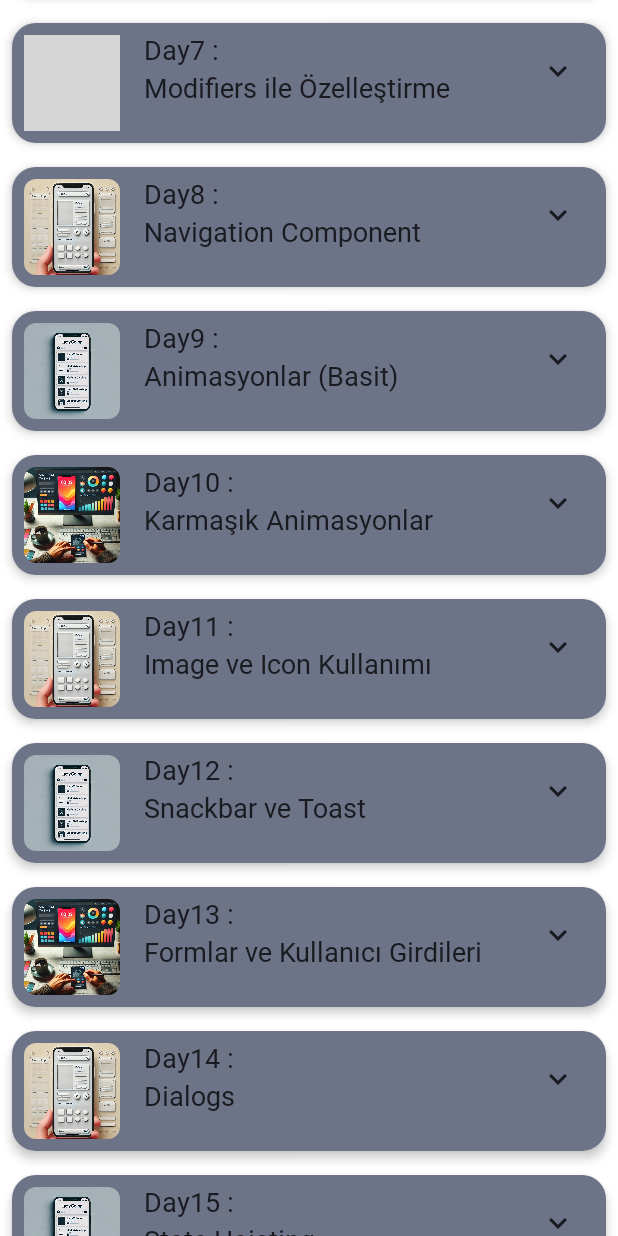
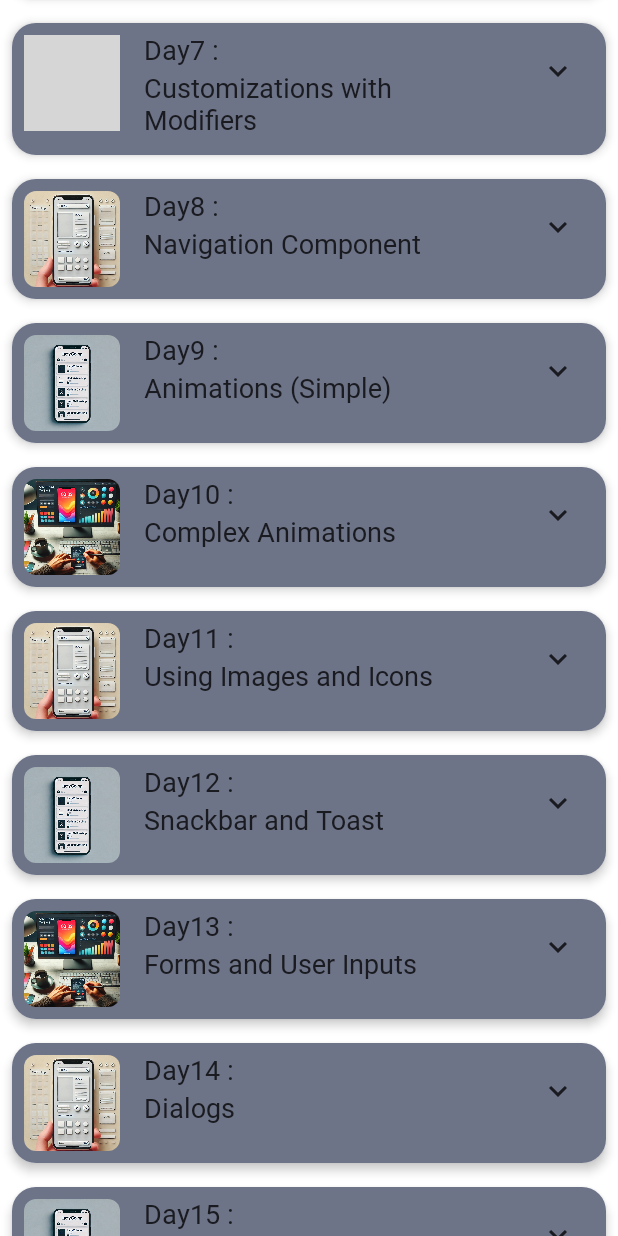
Before and after one commit to tolgabudanoglu/DaysJetpack, an Android app built with Jetpack Compose: the @Preview function Preview, scrolled down 576 dp, on a phone screen of 412 x 824 dp. Run offline under Robolectric (Android 15) with nearby library versions, the phone set to English and light mode, and no system bars; Roboto replaces fonts that are not available here; grey boxes are pictures that could not be loaded.

Commit message:
description translated english

```diff
--- a/app/src/main/res/values/strings.xml
+++ b/app/src/main/res/values/strings.xml
@@ -1,125 +1,126 @@
 <resources>
-    <string name="app_name">DaysJetpack</string>
+    <string name="app_name">DaysOfJetpack</string>
 
     <!-- Gün 1 -->
-    <string name="day_1_title">Temel Bileşenler</string>
-    <string name="day_1_description">Text, Button, Column, Row gibi temel bileşenlerin kullanımı.</string>
+    <string name="day_1_title">Basic Components</string>
+    <string name="day_1_description">Usage of basic components like Text, Button, Column, and Row.</string>
 
-    <!-- Gün 2 -->
+    <!-- Day 2 -->
     <string name="day_2_title">Material Theme</string>
-    <string name="day_2_description">Uygulamanın renk şeması, tipografi ve şekillendirme özelliklerini özelleştirme.</string>
+    <string name="day_2_description">Customizing the color scheme, typography, and styling properties of the application.</string>
 
-    <!-- Gün 3 -->
-    <string name="day_3_title">LazyColumn ile Listeler</string>
-    <string name="day_3_description">Kaydırılabilir listeler oluşturma ve elemanları dinamik olarak ekleme.</string>
+    <!-- Day 3 -->
+    <string name="day_3_title">Lists with LazyColumn</string>
+    <string name="day_3_description">Creating scrollable lists and dynamically adding items.</string>
 
-    <!-- Gün 4 -->
-    <string name="day_4_title">LazyVerticalGrid ile Grid Görünümü</string>
-    <string name="day_4_description">Grid düzeninde veri gösterimi.</string>
+    <!-- Day 4 -->
+    <string name="day_4_title">Grid View with LazyVerticalGrid</string>
+    <string name="day_4_description">Displaying data in a grid layout.</string>
 
-    <!-- Gün 5 -->
+    <!-- Day 5 -->
     <string name="day_5_title">State Management</string>
-    <string name="day_5_description">remember ve mutableStateOf ile UI durumlarını yönetme.</string>
+    <string name="day_5_description">Managing UI states with remember and mutableStateOf.</string>
 
-    <!-- Gün 6 -->
+    <!-- Day 6 -->
     <string name="day_6_title">Composable Functions</string>
-    <string name="day_6_description">Özelleştirilmiş ve yeniden kullanılabilir bileşenler oluşturma.</string>
+    <string name="day_6_description">Creating customized and reusable components.</string>
 
-    <!-- Gün 7 -->
-    <string name="day_7_title">Modifiers ile Özelleştirme</string>
-    <string name="day_7_description">Modifier kullanarak boyut, arkaplan, hizalama ve diğer stilleri ayarlama.</string>
+    <!-- Day 7 -->
+    <string name="day_7_title">Customizations with Modifiers</string>
+    <string name="day_7_description">Adjusting size, background, alignment, and other styles using Modifier.</string>
 
-    <!-- Gün 8 -->
+    <!-- Day 8 -->
     <string name="day_8_title">Navigation Component</string>
-    <string name="day_8_description">Farklı ekranlar arasında geçiş yapma.</string>
+    <string name="day_8_description">Navigating between different screens.</string>
 
-    <!-- Gün 9 -->
-    <string name="day_9_title">Animasyonlar (Basit)</string>
-    <string name="day_9_description">animateColorAsState ve animateDpAsState ile basit animasyonlar.</string>
+    <!-- Day 9 -->
+    <string name="day_9_title">Animations (Simple)</string>
+    <string name="day_9_description">Simple animations with animateColorAsState and animateDpAsState.</string>
 
-    <!-- Gün 10 -->
-    <string name="day_10_title">Karmaşık Animasyonlar</string>
-    <string name="day_10_description">Transition ve AnimatedVisibility ile karmaşık animasyonlar.</string>
+    <!-- Day 10 -->
+    <string name="day_10_title">Complex Animations</string>
+    <string name="day_10_description">Creating complex animations with Transition and AnimatedVisibility.</string>
 
-    <!-- Gün 11 -->
-    <string name="day_11_title">Image ve Icon Kullanımı</string>
-    <string name="day_11_description">Resim ve ikon ekleme, Painter API kullanımı.</string>
+    <!-- Day 11 -->
+    <string name="day_11_title">Using Images and Icons</string>
+    <string name="day_11_description">Adding images and icons, using the Painter API.</string>
 
-    <!-- Gün 12 -->
-    <string name="day_12_title">Snackbar ve Toast</string>
-    <string name="day_12_description">Kullanıcı bildirimleri gösterme.</string>
+    <!-- Day 12 -->
+    <string name="day_12_title">Snackbar and Toast</string>
+    <string name="day_12_description">Displaying notifications to the user.</string>
 
-    <!-- Gün 13 -->
-    <string name="day_13_title">Formlar ve Kullanıcı Girdileri</string>
-    <string name="day_13_description">TextField, Checkbox, RadioButton kullanımı.</string>
+    <!-- Day 13 -->
+    <string name="day_13_title">Forms and User Inputs</string>
+    <string name="day_13_description">Using TextField, Checkbox, and RadioButton.</string>
 
-    <!-- Gün 14 -->
+    <!-- Day 14 -->
     <string name="day_14_title">Dialogs</string>
-    <string name="day_14_description">Alert ve Custom Dialog oluşturma.</string>
+    <string name="day_14_description">Creating Alert and Custom Dialogs.</string>
 
-    <!-- Gün 15 -->
+    <!-- Day 15 -->
     <string name="day_15_title">State Hoisting</string>
-    <string name="day_15_description">Bileşenlerin durum yönetimini optimize etme.</string>
+    <string name="day_15_description">Optimizing state management for components.</string>
 
-    <!-- Gün 16 -->
+    <!-- Day 16 -->
     <string name="day_16_title">Jetpack Compose Shapes</string>
-    <string name="day_16_description">Shape özelliği ile farklı köşe stilleri oluşturma.</string>
+    <string name="day_16_description">Creating different corner styles with the Shape property.</string>
 
-    <!-- Gün 17 -->
+    <!-- Day 17 -->
     <string name="day_17_title">Lists with Headers</string>
-    <string name="day_17_description">Listelere başlık ekleme ve gruplama.</string>
+    <string name="day_17_description">Adding headers and grouping items in lists.</string>
 
-    <!-- Gün 18 -->
+    <!-- Day 18 -->
     <string name="day_18_title">ConstraintLayout</string>
-    <string name="day_18_description">Karmaşık düzenler için ConstraintLayout kullanımı.</string>
+    <string name="day_18_description">Using ConstraintLayout for complex layouts.</string>
 
-    <!-- Gün 19 -->
+    <!-- Day 19 -->
     <string name="day_19_title">Compose Animation APIs</string>
-    <string name="day_19_description">Gelişmiş animasyon API\'leri ile etkileşimli animasyonlar oluşturma.</string>
+    <string name="day_19_description">Creating interactive animations with advanced animation APIs.</string>
 
-    <!-- Gün 20 -->
-    <string name="day_20_title">Canvas ile Çizimler</string>
-    <string name="day_20_description">Özelleştirilmiş çizimler yapma.</string>
+    <!-- Day 20 -->
+    <string name="day_20_title">Drawing with Canvas</string>
+    <string name="day_20_description">Creating customized drawings.</string>
 
-    <!-- Gün 21 -->
-    <string name="day_21_title">Theming ve Dark Mode</string>
-    <string name="day_21_description">Karanlık mod desteği ekleme.</string>
+    <!-- Day 21 -->
+    <string name="day_21_title">Theming and Dark Mode</string>
+    <string name="day_21_description">Adding dark mode support.</string>
 
-    <!-- Gün 22 -->
+    <!-- Day 22 -->
     <string name="day_22_title">Paging</string>
-    <string name="day_22_description">Büyük veri setlerini sayfalama ile yönetme.</string>
+    <string name="day_22_description">Managing large datasets with pagination.</string>
 
-    <!-- Gün 23 -->
-    <string name="day_23_title">ViewModel ile Çalışma</string>
-    <string name="day_23_description">Compose ile ViewModel ve LiveData kullanımı.</string>
+    <!-- Day 23 -->
+    <string name="day_23_title">Working with ViewModel</string>
+    <string name="day_23_description">Using ViewModel and LiveData with Compose.</string>
 
-    <!-- Gün 24 -->
-    <string name="day_24_title">Retrofit ile Veri Çekme</string>
-    <string name="day_24_description">API\'den veri çekerek gösterme.</string>
+    <!-- Day 24 -->
+    <string name="day_24_title">Fetching Data with Retrofit</string>
+    <string name="day_24_description">Fetching and displaying data from an API.</string>
 
-    <!-- Gün 25 -->
-    <string name="day_25_title">Room Database Entegrasyonu</string>
-    <string name="day_25_description">Verileri yerel olarak saklama.</string>
+    <!-- Day 25 -->
+    <string name="day_25_title">Room Database Integration</string>
+    <string name="day_25_description">Storing data locally.</string>
 
-    <!-- Gün 26 -->
+    <!-- Day 26 -->
     <string name="day_26_title">Pull to Refresh</string>
-    <string name="day_26_description">Kullanıcıların verileri yenilemesini sağlama.</string>
+    <string name="day_26_description">Allowing users to refresh data.</string>
 
-    <!-- Gün 27 -->
+    <!-- Day 27 -->
     <string name="day_27_title">Gesture Detection</string>
-    <string name="day_27_description">Pan, zoom ve swipe gibi hareketleri algılama.</string>
+    <string name="day_27_description">Detecting gestures like pan, zoom, and swipe.</string>
 
-    <!-- Gün 28 -->
+    <!-- Day 28 -->
     <string name="day_28_title">Compose Testing</string>
-    <string name="day_28_description">UI testlerini gerçekleştirme.</string>
+    <string name="day_28_description">Performing UI tests.</string>
 
-    <!-- Gün 29 -->
+    <!-- Day 29 -->
     <string name="day_29_title">Performance Optimization</string>
-    <string name="day_29_description">Compose uygulamanızı optimize etme.</string>
+    <string name="day_29_description">Optimizing your Compose application.</string>
 
-    <!-- Gün 30 -->
-    <string name="day_30_title">Uygulama Yayını</string>
-    <string name="day_30_description">Uygulamanın son halini hazırlama ve yayınlama süreci.</string>
+    <!-- Day 30 -->
+    <string name="day_30_title">Publishing Your Application</string>
+    <string name="day_30_description">Preparing and publishing the final version of the application.</string>
+
     <string name="expand_button">Expand Button to view description of each day</string>
 
 </resources>
```
Also changed, not shown: app/src/main/res/drawable/day_4.png, app/src/main/res/drawable/day_5.png, 1 other file.
